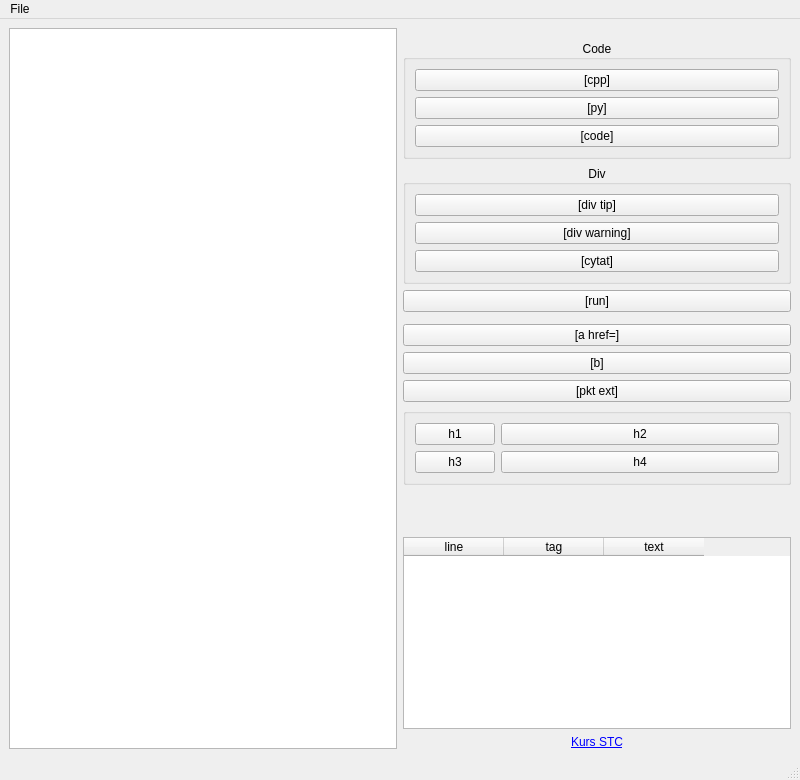
Above: mainwindow.ui from baziorek/STC_editor before the change. Below: the same form after it.
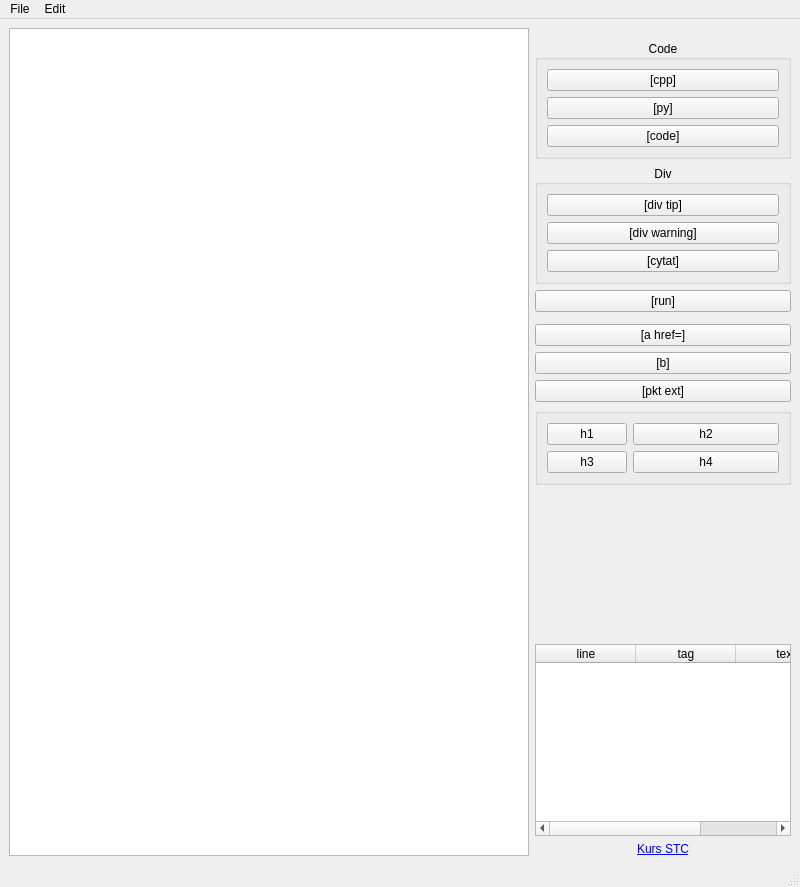
That is the form after the change. Custom widgets are drawn as their Qt base class.

Commit message: Regex improved && save as works

What changed in the file:
```diff
--- a/mainwindow.ui
+++ b/mainwindow.ui
@@ -7,7 +7,7 @@
     <x>0</x>
     <y>0</y>
     <width>800</width>
-    <height>780</height>
+    <height>887</height>
    </rect>
   </property>
   <property name="windowTitle">
@@ -56,6 +56,12 @@
       <layout class="QFormLayout" name="formLayout">
        <item row="0" column="0">
         <widget class="QPushButton" name="button_h1">
+         <property name="sizePolicy">
+          <sizepolicy hsizetype="Minimum" vsizetype="Fixed">
+           <horstretch>0</horstretch>
+           <verstretch>0</verstretch>
+          </sizepolicy>
+         </property>
          <property name="text">
           <string>h1</string>
          </property>
@@ -162,6 +168,12 @@
     </item>
     <item row="11" column="1">
      <widget class="QTableWidget" name="contextTableWidget">
+      <property name="sizePolicy">
+       <sizepolicy hsizetype="Preferred" vsizetype="MinimumExpanding">
+        <horstretch>0</horstretch>
+        <verstretch>0</verstretch>
+       </sizepolicy>
+      </property>
       <property name="alternatingRowColors">
        <bool>false</bool>
       </property>
@@ -245,7 +257,15 @@
     <addaction name="actionLoad_file"/>
     <addaction name="actionSave_as"/>
    </widget>
+   <widget class="QMenu" name="menuEdit">
+    <property name="title">
+     <string>Edit</string>
+    </property>
+    <addaction name="actionFind"/>
+    <addaction name="actionFind_replace"/>
+   </widget>
    <addaction name="menuFile"/>
+   <addaction name="menuEdit"/>
   </widget>
   <widget class="QStatusBar" name="statusbar"/>
   <action name="actionLoad_file">
```
Left out of the diff: 84 changed lines with no effect on the pictures. The commit also changes 2 other files.
